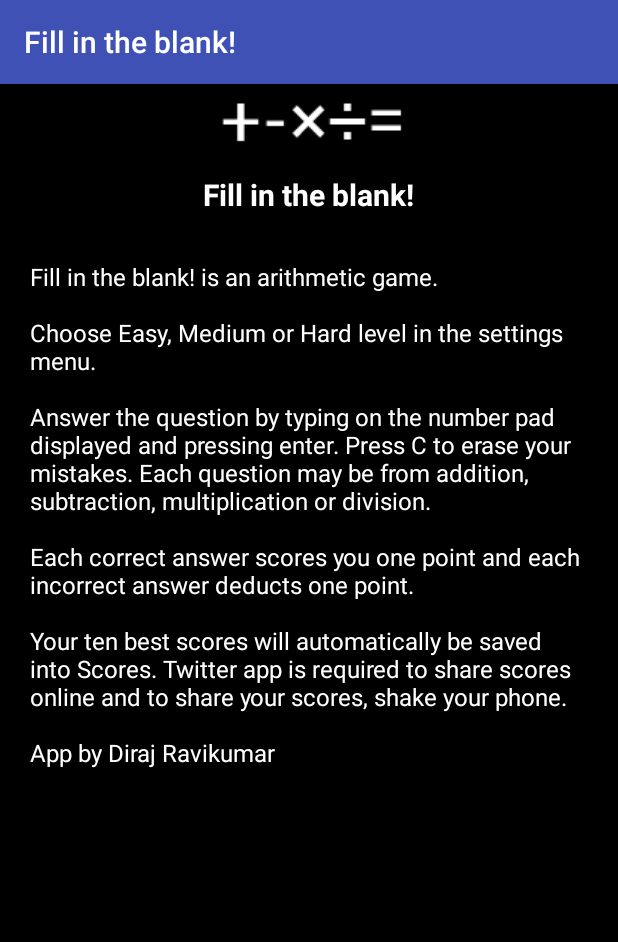
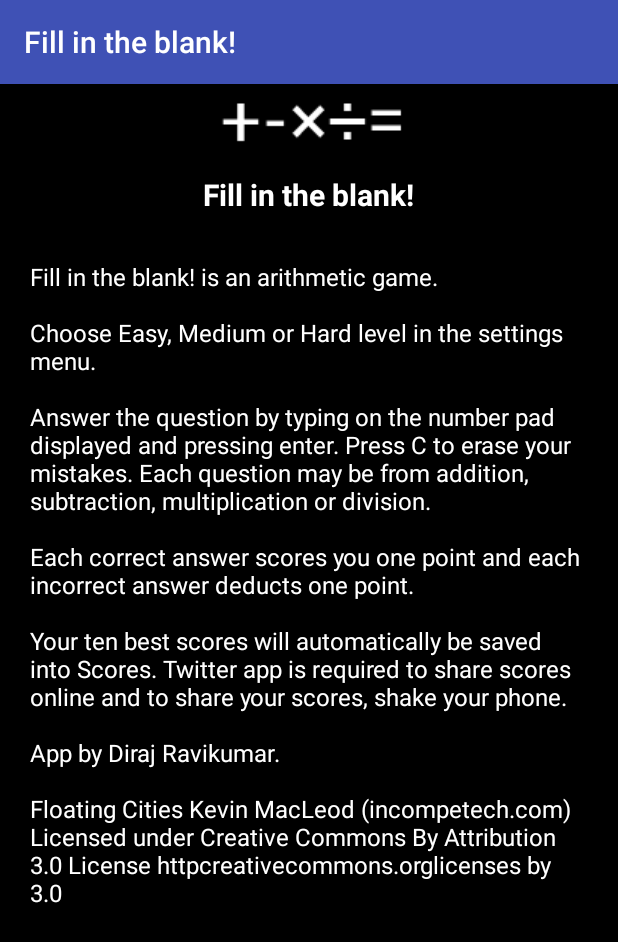
Before and after one commit to dirajrk/EduGame, an Android app: the HelpActivity screen opened directly, with no data from a screen before it, on a phone screen of 412 x 824 dp. Shown: the top 942 px of the screen. Run offline under Robolectric (Android 15) with nearby library versions, the light colour scheme and no system bars.

Commit message:
Updated strings.xml to add Creative Commons By Attribution 3.0 License for in-game music.

```diff
--- a/app/src/main/res/values/strings.xml
+++ b/app/src/main/res/values/strings.xml
@@ -1,6 +1,6 @@
 <resources>
     <string name="app_name">Fill in the blank!</string>
-    <string name="help_info">Fill in the blank! is an arithmetic game.\n\nChoose Easy, Medium or Hard level in the settings menu.\n\nAnswer the question by typing on the number pad displayed and pressing enter. Press "C" to erase your mistakes. Each question may be from addition, subtraction, multiplication or division.\n\nEach correct answer scores you one point and each incorrect answer deducts one point.\n\nYour ten best scores will automatically be saved into Scores. Twitter app is required to share scores online and to share your scores, shake your phone.\n\nApp by Diraj Ravikumar</string>
+    <string name="help_info">Fill in the blank! is an arithmetic game.\n\nChoose Easy, Medium or Hard level in the settings menu.\n\nAnswer the question by typing on the number pad displayed and pressing enter. Press "C" to erase your mistakes. Each question may be from addition, subtraction, multiplication or division.\n\nEach correct answer scores you one point and each incorrect answer deducts one point.\n\nYour ten best scores will automatically be saved into Scores. Twitter app is required to share scores online and to share your scores, shake your phone.\n\nApp by Diraj Ravikumar. \n\nFloating Cities Kevin MacLeod (incompetech.com) Licensed under Creative Commons By Attribution 3.0 License httpcreativecommons.orglicenses by 3.0</string>
     <string name="permission_request">Permission Required</string>
     <string name="storage_permission">To share the score, allow EduGame to access your storage so that we can store the image</string>
     <string name="continue_settings">Continue</string>
```
Also changed, not shown: 1 other file.
